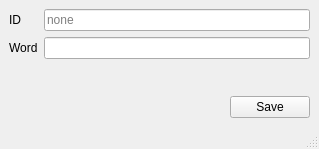
Qt form OTModules/wFbh/waddword.ui (pietr26/OMSI-Tools) before a commit.
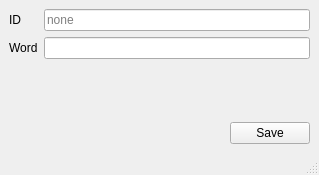
The same form after that commit. Icons and pictures are not drawn.

The edit to the form file:
```diff
--- a/OTModules/wFbh/waddword.ui
+++ b/OTModules/wFbh/waddword.ui
@@ -7,7 +7,7 @@
     <x>0</x>
     <y>0</y>
     <width>319</width>
-    <height>149</height>
+    <height>175</height>
    </rect>
   </property>
   <property name="windowTitle">
```
Left out of the diff: 13 changed lines with no effect on the pictures.
